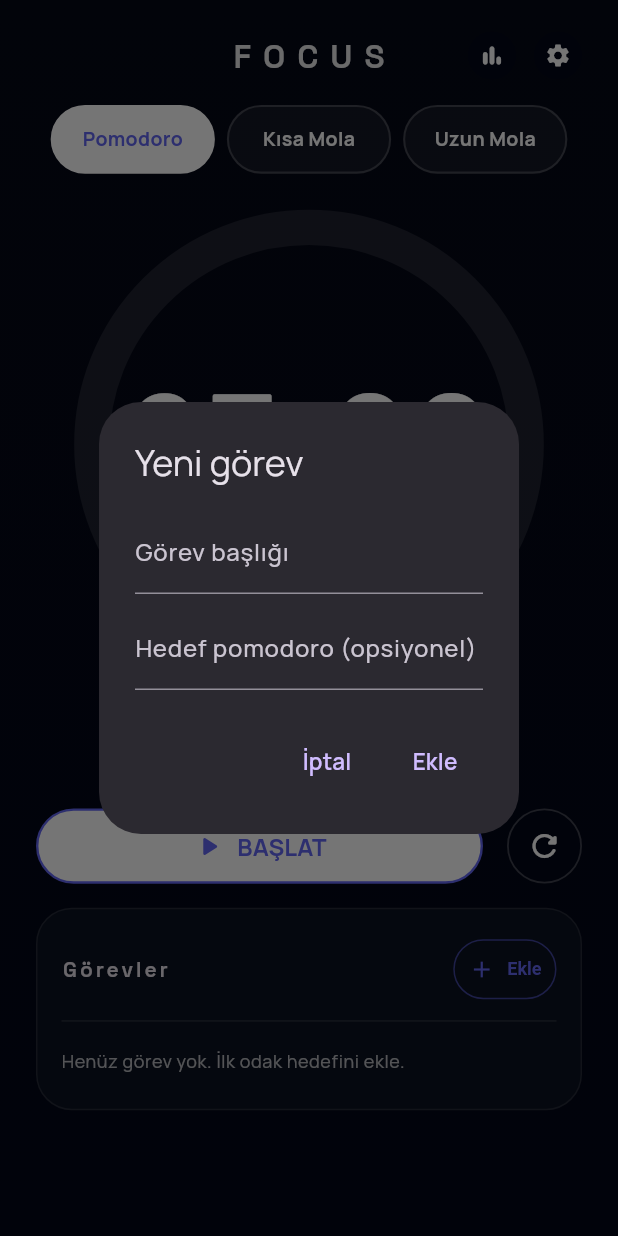
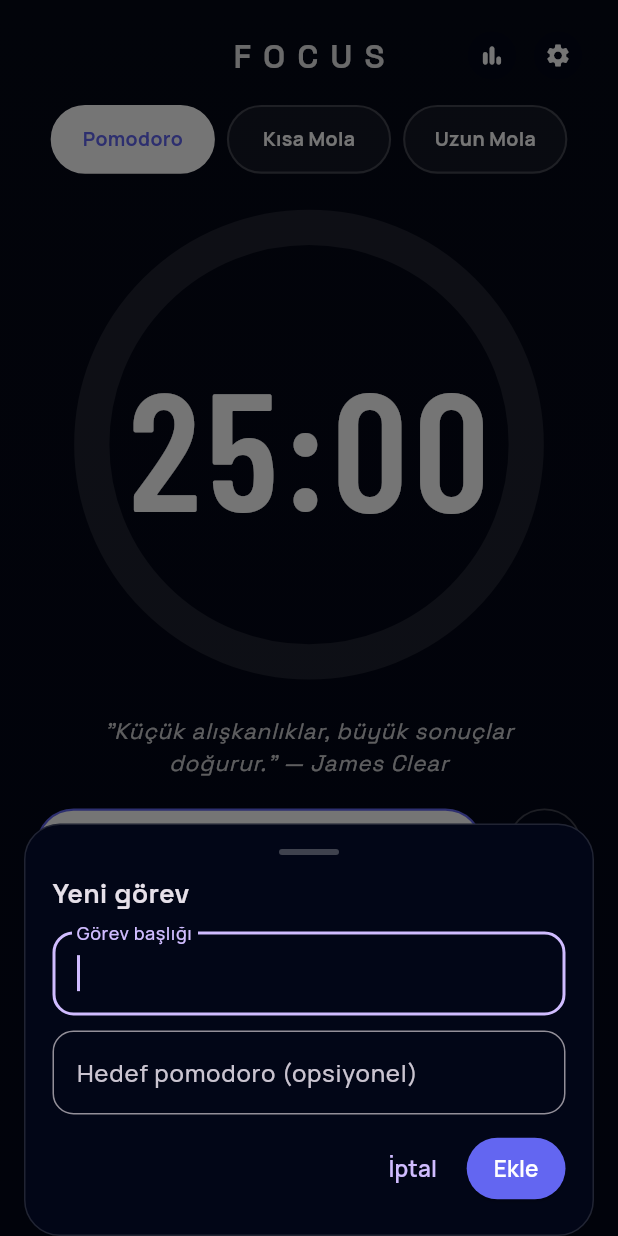
Before and after one commit to yalcin1suleyman/pomodoro_focus_flow, a Flutter app: the screen it shows after launch, after a tap on "Ekle", on a phone screen of 412 x 824 dp. Run offline on Flutter 3.47's test engine with Material 3 defaults, Android fonts, the phone set to English and light mode, and no system bars; drawn by our look-alikes of percent_indicator; our stand-ins replace audioplayers, share_plus.

Commit message:
Add task totalMinutes, improve task sheet & list UI

```diff
--- a/lib/features/home/pages/home_page.dart
+++ b/lib/features/home/pages/home_page.dart
@@ -292,68 +292,55 @@ class _FocusFlowHomePageState extends State<FocusFlowHomePage> {
     _pickQuoteForMode(mode);
   }
 
-  void _openAddTaskDialog() async {
-    final titleController = TextEditingController();
-    final countController = TextEditingController();
+  /// Yeni görev ekleme / düzenleme için sheet
+  void _openTaskSheet({FocusTask? editing}) async {
+    final titleController = TextEditingController(
+      text: editing?.title ?? "",
+    );
+    final targetController = TextEditingController(
+      text: editing?.targetPomodoros?.toString() ?? "",
+    );
 
-    final result = await showDialog<Map<String, dynamic>?>(
+    final result = await showModalBottomSheet<_TaskSheetResult>(
       context: context,
-      barrierDismissible: true,
-      useSafeArea: true, // 👈 önemli
-      builder: (_) {
-        return AlertDialog(
-          insetPadding: const EdgeInsets.symmetric(horizontal: 24, vertical: 16),
-          title: Text(tt(_language, "Yeni görev", "New task")),
-          content: SingleChildScrollView(            // 👈 içerik kayabilir
-            child: Column(
-              mainAxisSize: MainAxisSize.min,
-              children: [
-                TextField(
-                  controller: titleController,
-                  decoration: InputDecoration(
-                    labelText: tt(_language, "Görev başlığı", "Task title"),
+      isScrollControlled: true,
+      backgroundColor: Colors.transparent,
+      builder: (ctx) {
+        return Padding(
+          padding: EdgeInsets.only(
+            bottom: MediaQuery.of(ctx).viewInsets.bottom,
+            left: 16,
+            right: 16,
+            top: 8,
           ),
+          child: _TaskSheet(
+            language: _language,
+            accent: _theme.accent,
+            isEditing: editing != null,
+            titleController: titleController,
+            targetController: targetController,
           ),
-                const SizedBox(height: 8),
-                TextField(
-                  controller: countController,
-                  decoration: InputDecoration(
-                    labelText: tt(
-                      _language,
-                      "Hedef pomodoro (opsiyonel)",
-                      "Target pomodoros (optional)",
-                    ),
-                  ),
-                  keyboardType: TextInputType.number,
-                ),
-              ],
-            ),
-          ),
-          actions: [
-            TextButton(
-              onPressed: () => Navigator.pop(context, null),
-              child: Text(tt(_language, "İptal", "Cancel")),
-            ),
-            TextButton(
-              onPressed: () {
-                Navigator.pop<Map<String, dynamic>>(context, {
-                  "title": titleController.text.trim(),
-                  "target": int.tryParse(countController.text.trim()),
-                });
-              },
-              child: Text(tt(_language, "Ekle", "Add")),
-            ),
-          ],
         );
       },
     );
 
+    if (result == null) return;
 
-    if (result == null) return;
-    final title = result["title"] as String;
+    // Silme
+    if (result.delete && editing != null) {
+      setState(() {
+        _tasks.removeWhere((t) => t.id == editing.id);
+      });
+      return;
+    }
+
+    final title = titleController.text.trim();
     if (title.isEmpty) return;
-    final target = result["target"] as int?;
 
+    final target = int.tryParse(targetController.text.trim());
+
+    if (editing == null) {
+      // Yeni görev
       setState(() {
         _tasks.add(
           FocusTask(
@@ -363,6 +350,17 @@ class _FocusFlowHomePageState extends State<FocusFlowHomePage> {
           ),
         );
       });
+    } else {
+      // Var olan görevi güncelle
+      setState(() {
+        final index = _tasks.indexWhere((t) => t.id == editing.id);
+        if (index == -1) return;
+        _tasks[index] = editing.copyWith(
+          title: title,
+          targetPomodoros: target,
+        );
+      });
+    }
   }
 
   void _toggleTaskDone(String taskId) {
@@ -524,8 +522,9 @@ class _FocusFlowHomePageState extends State<FocusFlowHomePage> {
                       TaskListSection(
                         language: _language,
                         tasks: _tasks,
-                        onAddTask: _openAddTaskDialog,
+                        onAddTask: () => _openTaskSheet(),
                         onToggleDone: _toggleTaskDone,
+                        onEditTask: (task) => _openTaskSheet(editing: task),
                         accentColor: _theme.accent,
                         cardColor: _theme.card.withOpacity(0.96),
                       ),
@@ -587,8 +586,10 @@ class _FocusFlowHomePageState extends State<FocusFlowHomePage> {
                           child: TaskListSection(
                             language: _language,
                             tasks: _tasks,
-                            onAddTask: _openAddTaskDialog,
+                            onAddTask: () => _openTaskSheet(),
                             onToggleDone: _toggleTaskDone,
+                            onEditTask: (task) =>
+                                _openTaskSheet(editing: task),
                             accentColor: _theme.accent,
                             cardColor: _theme.card.withOpacity(0.96),
                           ),
@@ -846,3 +847,148 @@ class _FocusFlowHomePageState extends State<FocusFlowHomePage> {
     );
   }
 }
+
+// ───────────────────── TASK SHEET HELPERS (CLASS DIŞINDA!) ─────────────────────
+
+class _TaskSheetResult {
+  final bool delete;
+  _TaskSheetResult({this.delete = false});
+}
+
+class _TaskSheet extends StatelessWidget {
+  final AppLanguage language;
+  final Color accent;
+  final bool isEditing;
+
+  final TextEditingController titleController;
+  final TextEditingController targetController;
+
+  const _TaskSheet({
+    required this.language,
+    required this.accent,
+    required this.isEditing,
+    required this.titleController,
+    required this.targetController,
+  });
+
+  @override
+  Widget build(BuildContext context) {
+    final theme = Theme.of(context);
+
+    return Container(
+      decoration: BoxDecoration(
+        color: const Color(0xFF020617),
+        borderRadius: BorderRadius.circular(24),
+        border: Border.all(color: Colors.white12),
+      ),
+      padding: const EdgeInsets.fromLTRB(18, 16, 18, 16),
+      child: Column(
+        mainAxisSize: MainAxisSize.min,
+        crossAxisAlignment: CrossAxisAlignment.start,
+        children: [
+          Center(
+            child: Container(
+              width: 40,
+              height: 4,
+              margin: const EdgeInsets.only(bottom: 12),
+              decoration: BoxDecoration(
+                color: Colors.white24,
+                borderRadius: BorderRadius.circular(999),
+              ),
+            ),
+          ),
+          Text(
+            isEditing
+                ? tt(language, "Görevi düzenle", "Edit task")
+                : tt(language, "Yeni görev", "New task"),
+            style: theme.textTheme.titleMedium?.copyWith(
+              fontSize: 18,
+              fontWeight: FontWeight.w600,
+            ),
+          ),
+          const SizedBox(height: 12),
+          TextField(
+            controller: titleController,
+            autofocus: true,
+            decoration: InputDecoration(
+              labelText: tt(language, "Görev başlığı", "Task title"),
+              border: OutlineInputBorder(
+                borderRadius: BorderRadius.circular(14),
+              ),
+            ),
+          ),
+          const SizedBox(height: 10),
+          TextField(
+            controller: targetController,
+            keyboardType: TextInputType.number,
+            decoration: InputDecoration(
+              labelText: tt(
+                language,
+                "Hedef pomodoro (opsiyonel)",
+                "Target pomodoros (optional)",
+              ),
+              hintText: "8",
+              border: OutlineInputBorder(
+                borderRadius: BorderRadius.circular(14),
+              ),
+            ),
+          ),
+          const SizedBox(height: 12),
+          Row(
+            children: [
+              if (isEditing)
+                TextButton.icon(
+                  onPressed: () {
+                    Navigator.pop(
+                      context,
+                      _TaskSheetResult(delete: true),
+                    );
+                  },
+                  icon: const Icon(
+                    Icons.delete_outline,
+                    size: 18,
+                    color: Colors.redAccent,
+                  ),
+                  label: Text(
+                    tt(language, "Sil", "Delete"),
+                    style: const TextStyle(color: Colors.redAccent),
+                  ),
+                ),
+              const Spacer(),
+              TextButton(
+                onPressed: () => Navigator.pop(context),
+                child: Text(tt(language, "İptal", "Cancel")),
+              ),
+              const SizedBox(width: 4),
+              ElevatedButton(
+                style: ElevatedButton.styleFrom(
+                  backgroundColor: accent,
+                  foregroundColor: Colors.white,
+                  padding: const EdgeInsets.symmetric(
+                    horizontal: 18,
+                    vertical: 10,
+                  ),
+                  shape: RoundedRectangleBorder(
+                    borderRadius: BorderRadius.circular(999),
+                  ),
+                ),
+                onPressed: () {
+                  Navigator.pop(
+                    context,
+                    _TaskSheetResult(delete: false),
+                  );
+                },
+                child: Text(
+                  isEditing
+                      ? tt(language, "Kaydet", "Save")
+                      : tt(language, "Ekle", "Add"),
+                ),
+              ),
+            ],
+          ),
+          const SizedBox(height: 4),
+        ],
+      ),
+    );
+  }
+}
--- a/lib/features/home/widgets/task_list_section.dart
+++ b/lib/features/home/widgets/task_list_section.dart
@@ -8,6 +8,9 @@ class TaskListSection extends StatelessWidget {
   final VoidCallback onAddTask;
   final void Function(String taskId)? onToggleDone;
 
+  /// Yeni: görev düzenleme callback’i
+  final void Function(FocusTask task)? onEditTask;
+
   final Color accentColor;
   final Color cardColor;
 
@@ -17,6 +20,7 @@ class TaskListSection extends StatelessWidget {
     required this.tasks,
     required this.onAddTask,
     this.onToggleDone,
+    this.onEditTask,
     required this.accentColor,
     required this.cardColor,
   });
@@ -57,7 +61,9 @@ class TaskListSection extends StatelessWidget {
                   padding:
                   const EdgeInsets.symmetric(horizontal: 10, vertical: 6),
                   textStyle: const TextStyle(
-                      fontSize: 12, fontWeight: FontWeight.w600),
+                    fontSize: 12,
+                    fontWeight: FontWeight.w600,
+                  ),
                   shape: RoundedRectangleBorder(
                     borderRadius: BorderRadius.circular(999),
                     side: BorderSide(
@@ -88,9 +94,11 @@ class TaskListSection extends StatelessWidget {
       return Padding(
         padding: const EdgeInsets.symmetric(vertical: 8),
         child: Text(
-          tt(language,
-              "Henüz görev yok. İlk odak hedefini ekle.",
-              "No tasks yet. Add your first focus target."),
+          tt(
+            language,
+            "Henüz görev yok. İlk odak hedefini ekle.",
+            "No tasks yet. Add your first focus target.",
+          ),
           style: theme.textTheme.bodySmall?.copyWith(
             fontSize: 12,
             color: Colors.white70,
@@ -113,8 +121,12 @@ class TaskListSection extends StatelessWidget {
           return _TaskItem(
             task: task,
             accentColor: accentColor,
-            onToggle:
-            onToggleDone == null ? null : () => onToggleDone!(task.id),
+            onToggle: onToggleDone == null
+                ? null
+                : () => onToggleDone!(task.id),
+            onEdit: onEditTask == null
+                ? null
+                : () => onEditTask!(task),
           );
         },
       ),
@@ -125,11 +137,13 @@ class TaskListSection extends StatelessWidget {
 class _TaskItem extends StatelessWidget {
   final FocusTask task;
   final VoidCallback? onToggle;
+  final VoidCallback? onEdit;
   final Color accentColor;
 
   const _TaskItem({
     required this.task,
     this.onToggle,
+    this.onEdit,
     required this.accentColor,
   });
 
@@ -141,6 +155,7 @@ class _TaskItem extends StatelessWidget {
       padding: const EdgeInsets.symmetric(vertical: 6),
       child: Row(
         children: [
+          // Checkbox
           GestureDetector(
             onTap: onToggle,
             child: Container(
@@ -161,7 +176,7 @@ class _TaskItem extends StatelessWidget {
           ),
           const SizedBox(width: 10),
 
-          // GÖREV BAŞLIĞI
+          // Başlık
           Expanded(
             child: Text(
               task.title,
@@ -192,6 +207,21 @@ class _TaskItem extends StatelessWidget {
                 ),
               ),
             ),
+
+          // Düzenle ikonu
+          if (onEdit != null) ...[
+            const SizedBox(width: 6),
+            IconButton(
+              onPressed: onEdit,
+              icon: const Icon(
+                Icons.edit_outlined,
+                size: 18,
+                color: Colors.white54,
+              ),
+              padding: EdgeInsets.zero,
+              constraints: const BoxConstraints(),
+            ),
+          ],
         ],
       ),
     );
--- a/lib/models/task_models.dart
+++ b/lib/models/task_models.dart
@@ -5,12 +5,16 @@ class FocusTask {
   final int completedPomodoros;
   final bool isDone;
 
+  /// Kullanıcının bu görev için manuel girdiği toplam çalışma süresi (dakika)
+  final int totalMinutes;
+
   const FocusTask({
     required this.id,
     required this.title,
     this.targetPomodoros,
     this.completedPomodoros = 0,
     this.isDone = false,
+    this.totalMinutes = 0,
   });
 
   FocusTask copyWith({
@@ -19,6 +23,7 @@ class FocusTask {
     int? targetPomodoros,
     int? completedPomodoros,
     bool? isDone,
+    int? totalMinutes,
   }) {
     return FocusTask(
       id: id ?? this.id,
@@ -26,6 +31,7 @@ class FocusTask {
       targetPomodoros: targetPomodoros ?? this.targetPomodoros,
       completedPomodoros: completedPomodoros ?? this.completedPomodoros,
       isDone: isDone ?? this.isDone,
+      totalMinutes: totalMinutes ?? this.totalMinutes,
     );
   }
 }
```
Lines whose indentation alone changed are shown as unchanged.
